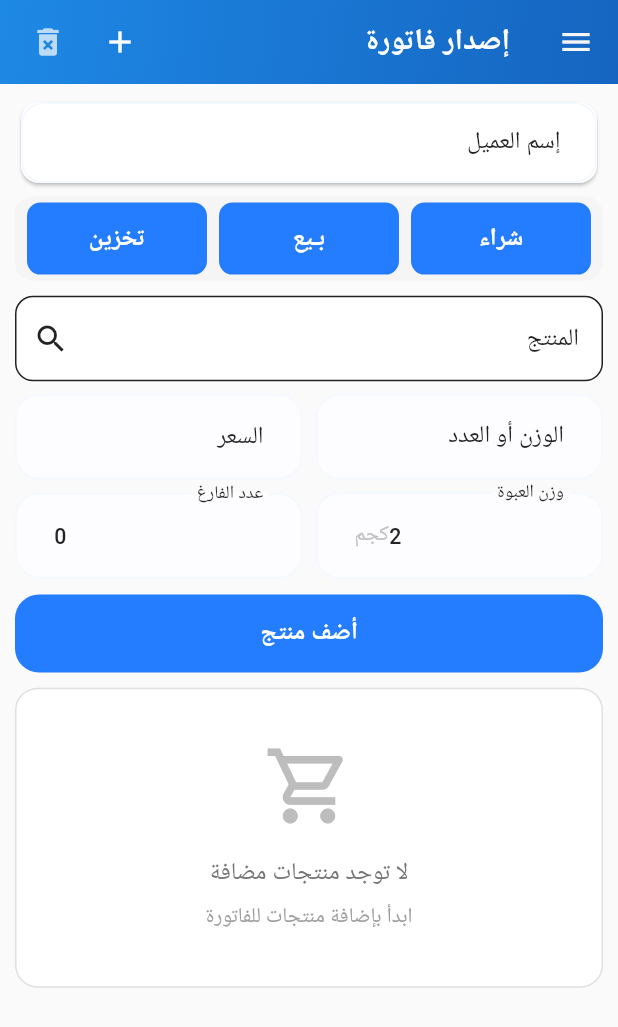
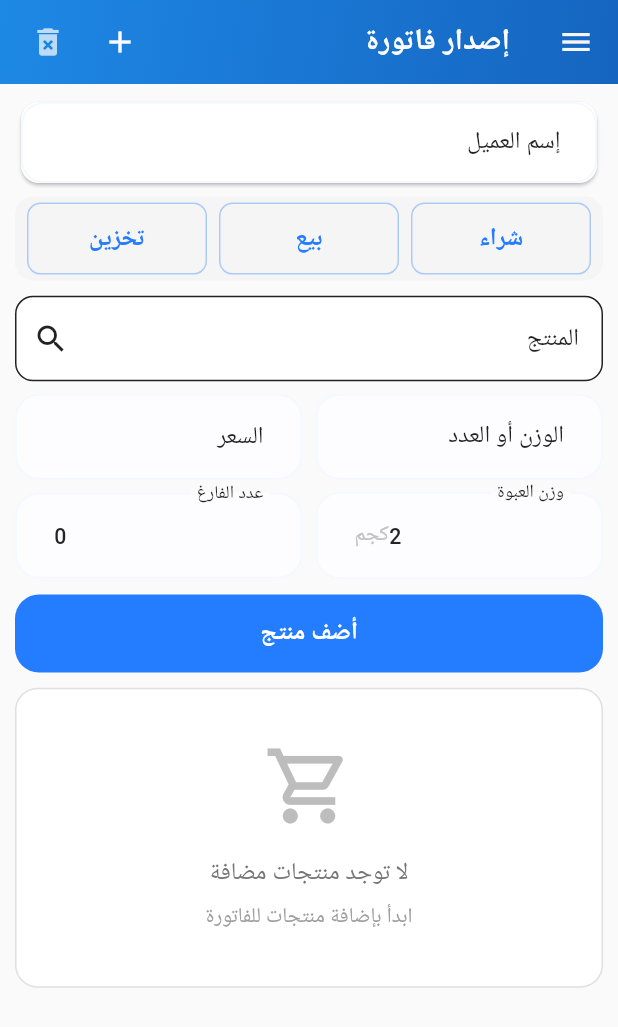
Before and after one commit to Ahmednahrawy/arqamy, a Flutter app: the screen it shows after launch, on a phone screen of 412 x 824 dp. Shown: the top 1027 px of the screen. Run offline on Flutter 3.47's test engine with Material 3 defaults, Android fonts, the phone set to English and light mode, and no system bars; drawn by our look-alikes of dropdown_search; our stand-ins replace firebase_core, flutter_screenutil, google_fonts, image_picker, pdf, share_plus and 1 more; accounts and stored records are empty.

Commit message:
copilot changes 11

```diff
--- a/lib/features/orderscreen/providers/invoice_provider.dart
+++ b/lib/features/orderscreen/providers/invoice_provider.dart
@@ -61,10 +61,9 @@ class InvoiceProvider extends ChangeNotifier {
 
   // Set invoice action only once (locks the invoice)
   void setInvoiceAction(String action) {
-    if (_invoiceAction == null) {
-      _invoiceAction = action;
-      notifyListeners();
-    }
+    if (_invoiceAction == action) return;
+    _invoiceAction = action;
+    notifyListeners();
   }
 
   /// Add product (always keep as separate row)
--- a/lib/features/orderscreen/ui/widgets/product_input_form.dart
+++ b/lib/features/orderscreen/ui/widgets/product_input_form.dart
@@ -26,7 +26,7 @@ class ProductInputForm extends StatefulWidget {
 
 class _ProductInputFormState extends State<ProductInputForm> {
   final _formKey = GlobalKey<FormState>();
-  final List<String> actions = ['شراء', 'بـيع', 'تخزين'];
+  final List<String> actions = ['شراء', 'بيع', 'تخزين'];
 
   String? _selectedProduct;
 
@@ -124,7 +124,32 @@ class _ProductInputFormState extends State<ProductInputForm> {
   Widget _actionSelector() {
     return Consumer<InvoiceProvider>(
       builder: (context, provider, _) {
-        if (provider.invoiceAction == null) {
+        if (provider.invoiceAction != null) {
+          return Center(
+            child: Row(
+              mainAxisSize: MainAxisSize.min,
+              children: [
+                Chip(
+                  label: Text(' فاتورة: ${provider.invoiceAction}'),
+                ),
+                PopupMenuButton<String>(
+                  tooltip: 'تغيير نوع الفاتورة',
+                  icon: const Icon(Icons.edit_outlined, size: 20),
+                  onSelected: provider.setInvoiceAction,
+                  itemBuilder: (context) => actions
+                      .where((action) => action != provider.invoiceAction)
+                      .map(
+                        (action) => PopupMenuItem<String>(
+                          value: action,
+                          child: Text(action),
+                        ),
+                      )
+                      .toList(),
+                ),
+              ],
+            ),
+          );
+        }
         return Container(
           padding: const EdgeInsets.all(4),
           decoration: BoxDecoration(
@@ -133,30 +158,51 @@ class _ProductInputFormState extends State<ProductInputForm> {
           ),
           child: Row(
             children: actions.map((action) {
+              final isSelected = provider.invoiceAction == action;
               return Expanded(
                 child: Padding(
                   padding: const EdgeInsets.symmetric(horizontal: 4),
+                  child: Semantics(
+                    button: true,
+                    selected: isSelected,
+                    child: Material(
+                      color: isSelected
+                          ? ColorsManager.mainBlue
+                          : Colors.transparent,
+                      borderRadius: BorderRadius.circular(9),
+                      child: InkWell(
+                        borderRadius: BorderRadius.circular(9),
+                        onTap: () => provider.setInvoiceAction(action),
                         child: AnimatedContainer(
                           duration: const Duration(milliseconds: 200),
-                      child: AppTextButton(
-                        borderRadius: 9,
-                        onPressed: () => provider.setInvoiceAction(action),
-                        buttonHeight: 48,
-                        verticalPadding: 2,
-                        buttonText: action,
-                        backgroundColor: ColorsManager.mainBlue,
-                        textStyle: TextStyles.font16WhiteSemiBold,
+                          height: 48,
+                          alignment: Alignment.center,
+                          decoration: BoxDecoration(
+                            borderRadius: BorderRadius.circular(9),
+                            border: Border.all(
+                              color: isSelected
+                                  ? ColorsManager.mainBlue
+                                  : ColorsManager.mainBlue.withValues(
+                                      alpha: 0.35,
+                                    ),
+                            ),
+                          ),
+                          child: Text(
+                            action,
+                            textAlign: TextAlign.center,
+                            style: isSelected
+                                ? TextStyles.font16WhiteSemiBold
+                                : TextStyles.font16WhiteSemiBold.copyWith(
+                                    color: ColorsManager.mainBlue,
+                                  ),
+                          ),
+                        ),
+                      ),
                     ),
                   ),
                 ),
               );
             }).toList(),
-            ),
-          );
-        }
-        return Center(
-          child: Chip(
-            label: Text('نوع الفاتورة: ${provider.invoiceAction}'),
           ),
         );
       },
--- a/pubspec.yaml
+++ b/pubspec.yaml
@@ -16,7 +16,7 @@ publish_to: "none" # Remove this line if you wish to publish to pub.dev
 # https://developer.apple.com/library/archive/documentation/General/Reference/InfoPlistKeyReference/Articles/CoreFoundationKeys.html
 # In Windows, build-name is used as the major, minor, and patch parts
 # of the product and file versions while build-number is used as the build suffix.
-version: 1.0.0+9
+version: 1.0.0+10
 
 environment:
   sdk: ">=3.2.0 <4.0.0"
```
Also changed, not shown: 2 other files. Lines whose indentation alone changed are shown as unchanged.
